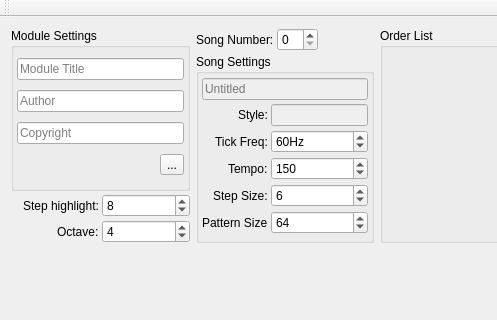
The window that BambooTracker/gui/mainwindow.ui (BambooTracker/BambooTracker) describes before a commit, drawn with Qt 5; both pictures show x 0 to 497 and y 0 to 320 of the 933 by 783 pixel window.
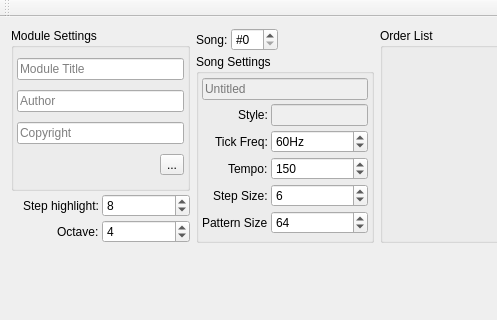
The same window after the commit. Custom widgets are drawn as their Qt base class.

Commit message: Fix several user interface words

Patch:
```diff
--- a/BambooTracker/gui/mainwindow.ui
+++ b/BambooTracker/gui/mainwindow.ui
@@ -195,12 +195,16 @@
       <item row="1" column="0" alignment="Qt::AlignRight">
        <widget class="QLabel" name="songNumLabel">
         <property name="text">
-         <string>Song Number:</string>
+         <string>Song:</string>
         </property>
        </widget>
       </item>
       <item row="1" column="1">
-       <widget class="LineReadOnlySpinBox" name="songNumSpinBox"/>
+       <widget class="LineReadOnlySpinBox" name="songNumSpinBox">
+        <property name="prefix">
+         <string>#</string>
+        </property>
+       </widget>
       </item>
       <item row="1" column="2">
        <spacer name="horizontalSpacer">
```
The commit also changes 2 other files.
